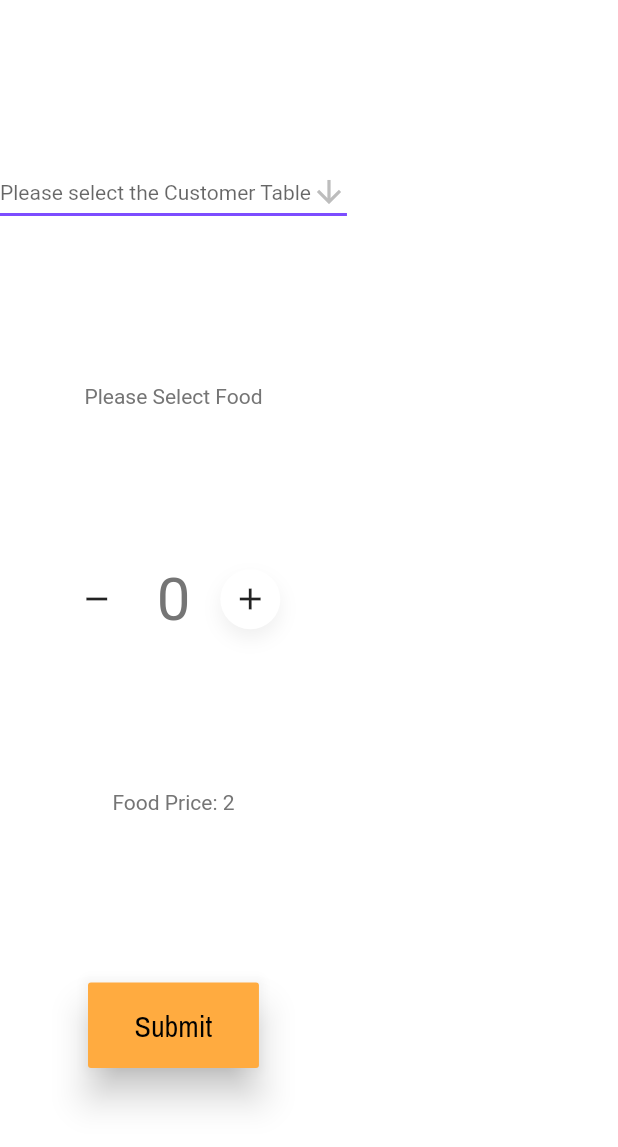
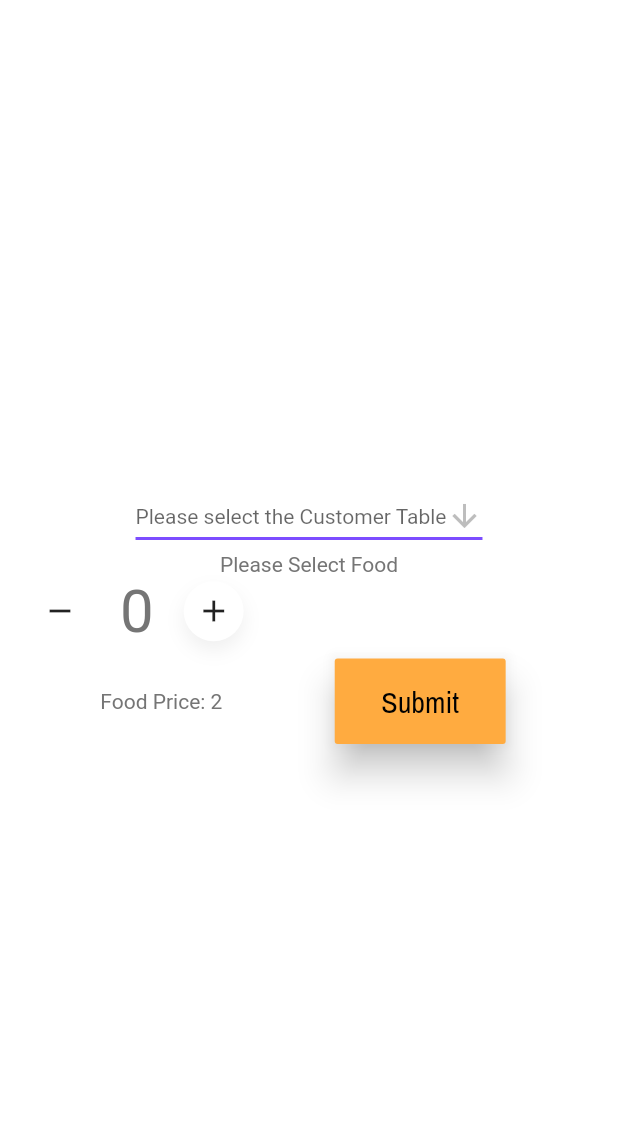
Before and after one commit to Samyush/anupa_customers, a Flutter app: the SubmissionOrderPart widget shown alone on an empty page, opened directly, on a phone screen of 412 x 824 dp. Shown: the top 1147 px of the screen. Run offline on Flutter 3.47's test engine with Material 2 defaults, Android fonts, the phone set to English and light mode, and no system bars; our stand-ins replace argon_buttons_flutter, flutter_spinkit; network calls fail; Roboto replaces fonts that are missing (BrandonText).

Commit message:
order section table id sending and change in UI

```diff
--- a/lib/builder/orderListBuilder.dart
+++ b/lib/builder/orderListBuilder.dart
@@ -11,10 +11,10 @@ class OrderListBuilder {
   listAdder(String foodIs) {
     Map orders = {
       'orderNo': (customersOrders.length + 1).toString(),
-      'tableNo': tableNo,
+      'tableNo': tableNo[tableNo.length - 2] + tableNo[tableNo.length - 1],
       'foodName': foodIs,
-      'quantity': 'X ' + counter.toString(),
-      'bill': '\$' + (int.parse(priceIs) * counter).toString(),
+      'quantity': /*'X ' +*/ counter.toString(),
+      'bill': /*'\$' + */ (int.parse(priceIs) * counter).toString(),
     };
     customersOrders.add(orders);
     print(customersOrders);
--- a/lib/networking/API_constants/apiS.dart
+++ b/lib/networking/API_constants/apiS.dart
@@ -1,8 +1,8 @@
 var urlFood = Uri.http('10.0.2.2:8000', 'api/categories');
 var urlTables = Uri.http('10.0.2.2:8000', 'api/tables');
-var urlOrders = Uri.http('192.168.1.69:8000', 'api/orders');
+var urlOrders = Uri.http('10.0.2.2:8000', 'api/orders');
 var urlLogin = Uri.http('10.0.2.2:8000', 'api/login');
-var urlRegister = Uri.http('127.0.0.1:8000', 'api/register');
+var urlRegister = Uri.http('10.0.2.2:8000', 'api/register');
 
 var apiTry = 'http://127.0.0.1:8000/api/try';
 var apiKitchen = 'http://127.0.0.1:8000/api/try';
--- a/lib/screens/customersPage/components/submissionOrderPage.dart
+++ b/lib/screens/customersPage/components/submissionOrderPage.dart
@@ -71,10 +71,8 @@ class SubmissionOrderPartState extends State<SubmissionOrderPart> {
               ),
             );
           }
-          return Row(
-            children: [
-              Column(
-                mainAxisAlignment: MainAxisAlignment.spaceEvenly,
+          return Column(
+            mainAxisAlignment: MainAxisAlignment.center,
             children: <Widget>[
               DropdownButton(
                   hint: Text('Please select the Customer Table'),
@@ -104,9 +102,10 @@ class SubmissionOrderPartState extends State<SubmissionOrderPart> {
               Text(selectedIsFood),
               ColorDots(),
               //Text(snapshot.data.toString()),
+              Row(
+                mainAxisAlignment: MainAxisAlignment.spaceEvenly,
+                children: <Widget>[
                   Text('Food Price: ' + getPrice()),
-
-                  // Text('Quantity'),
                   CustomButton(
                       label: 'Submit',
                       onPressed: () {
@@ -126,6 +125,8 @@ class SubmissionOrderPartState extends State<SubmissionOrderPart> {
                       ),
                 ],
               ),
+
+              // Text('Quantity'),
             ],
           );
         });
```
Also changed, not shown: lib/screens/bottomNavigations/bottomNavs.dart (+10 -0 lines). Lines whose indentation alone changed are shown as unchanged.
